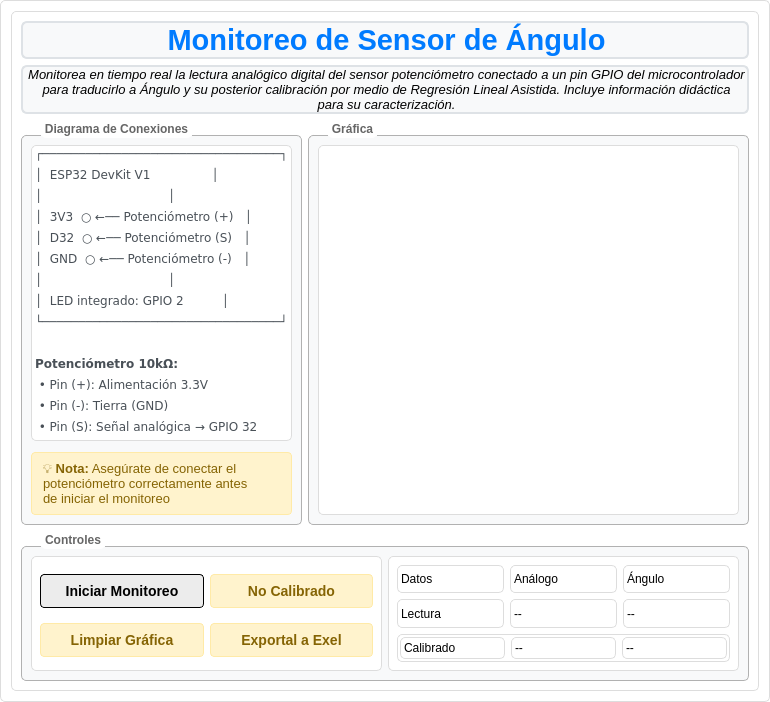
This is SensoraCore/SC_DesktopApp/Modules/simpleAngle/simpleAngle.ui in YamithR/SensoraCore as Qt 5 draws it before an edit. The edited form follows.
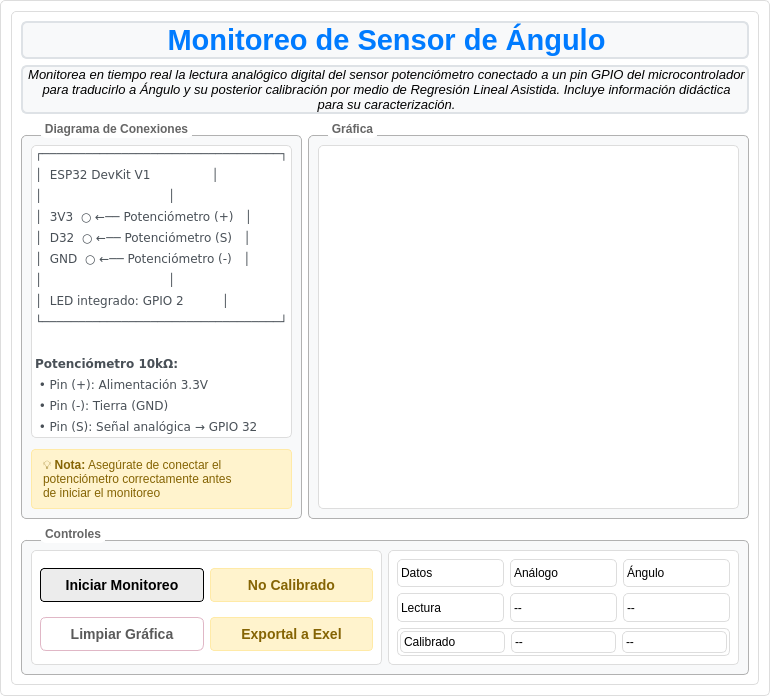
This is the edited form.

What changed in the file:
```diff
--- a/SensoraCore/SC_DesktopApp/Modules/simpleAngle/simpleAngle.ui
+++ b/SensoraCore/SC_DesktopApp/Modules/simpleAngle/simpleAngle.ui
@@ -133,14 +133,32 @@
             <item row="1" column="0">
              <widget class="QPushButton" name="limpiar">
               <property name="styleSheet">
-               <string notr="true">        font-size: 14px;                    /* Tamaño menor para información secundaria */
-        font-weight: bold;                  /* Texto en negrita */
-        color: #856404;                     /* Color ámbar para indicar estado */
-        padding: 8px;                       /* Espacio interno menor */
-        background-color: #fff3cd;          /* Fondo ámbar claro */
-        border-radius: 4px;                 /* Esquinas redondeadas menores */
-        border: 1px solid #ffeaa7;          /* Borde ámbar */
-        margin-top: 5px;                    /* Separación superior */</string>
+               <string notr="true">/* Estilo base con matices rosa y gris degradado */
+QPushButton {
+    font-size: 14px;                         /* Tamaño menor para información secundaria */
+    font-weight: bold;                       /* Texto en negrita */
+    color: #5a5a5a;                          /* Gris medio para texto */
+    padding: 8px;                            /* Espacio interno menor */
+    background: linear-gradient(135deg, #f8e1ec, #d3d3d3); /* Degradado rosa a gris */
+    border-radius: 6px;                      /* Esquinas ligeramente más redondeadas */
+    border: 1px solid #e0b7c6;               /* Borde rosa suave */
+    margin-top: 5px;                         /* Separación superior */
+}
+
+/* Efecto hover con énfasis en el rosa */
+QPushButton:hover {
+    background: linear-gradient(135deg, #fce4ec, #c0c0c0); /* Rosa claro a gris claro */
+    color: #7a4b63;                          /* Rosa oscuro para el texto */
+    border: 1px solid #d48ca3;               /* Borde más intenso en rosa */
+}
+/* Presionado: tono más oscuro y efecto hundido */
+QPushButton:pressed {
+    background-color: #e0b7c6;
+    border: 2px solid #b0b0b0;
+    padding-top: 8px; /* efecto hundido */
+    padding-left: 8px;
+}
+</string>
               </property>
               <property name="text">
                <string>Limpiar Gráfica</string>
@@ -265,6 +283,12 @@
       </item>
       <item row="2" column="0">
        <widget class="QGroupBox" name="diagrama">
+        <property name="minimumSize">
+         <size>
+          <width>0</width>
+          <height>380</height>
+         </size>
+        </property>
         <property name="maximumSize">
          <size>
           <width>300</width>
@@ -295,9 +319,15 @@
         <property name="title">
          <string>Diagrama de Conexiones</string>
         </property>
-        <layout class="QGridLayout" name="gridLayout_2">
-         <item row="0" column="0">
+        <layout class="QVBoxLayout" name="verticalLayout">
+         <item>
           <widget class="QLabel" name="dibujo">
+           <property name="minimumSize">
+            <size>
+             <width>0</width>
+             <height>285</height>
+            </size>
+           </property>
            <property name="styleSheet">
             <string notr="true"/>
            </property>
@@ -306,12 +336,12 @@
            </property>
           </widget>
          </item>
-         <item row="1" column="0">
+         <item>
           <widget class="QLabel" name="nota">
            <property name="maximumSize">
             <size>
              <width>999</width>
-             <height>75</height>
+             <height>70</height>
             </size>
            </property>
            <property name="styleSheet">
@@ -325,7 +355,7 @@
 </string>
            </property>
            <property name="text">
-            <string>&lt;html&gt;&lt;head/&gt;&lt;body&gt;&lt;p align=&quot;justify&quot;&gt;💡 &lt;span style=&quot; font-weight:700;&quot;&gt;Nota:&lt;/span&gt; Asegúrate de conectar el &lt;br/&gt;potenciómetro correctamente antes &lt;br/&gt;de iniciar el monitoreo&lt;/p&gt;&lt;/body&gt;&lt;/html&gt;</string>
+            <string>&lt;html&gt;&lt;head/&gt;&lt;body&gt;&lt;p align=&quot;justify&quot;&gt;&lt;span style=&quot; font-size:9pt;&quot;&gt;💡 &lt;/span&gt;&lt;span style=&quot; font-size:9pt; font-weight:700;&quot;&gt;Nota:&lt;/span&gt;&lt;span style=&quot; font-size:9pt;&quot;&gt; Asegúrate de conectar el &lt;br/&gt;potenciómetro correctamente antes &lt;br/&gt;de iniciar el monitoreo&lt;/span&gt;&lt;/p&gt;&lt;/body&gt;&lt;/html&gt;</string>
            </property>
           </widget>
          </item>
@@ -334,6 +364,12 @@
       </item>
       <item row="2" column="1" colspan="2">
        <widget class="QGroupBox" name="grafica">
+        <property name="minimumSize">
+         <size>
+          <width>0</width>
+          <height>380</height>
+         </size>
+        </property>
         <property name="styleSheet">
          <string notr="true">QGroupBox {
     color: rgb(102, 102, 102) ;
```
